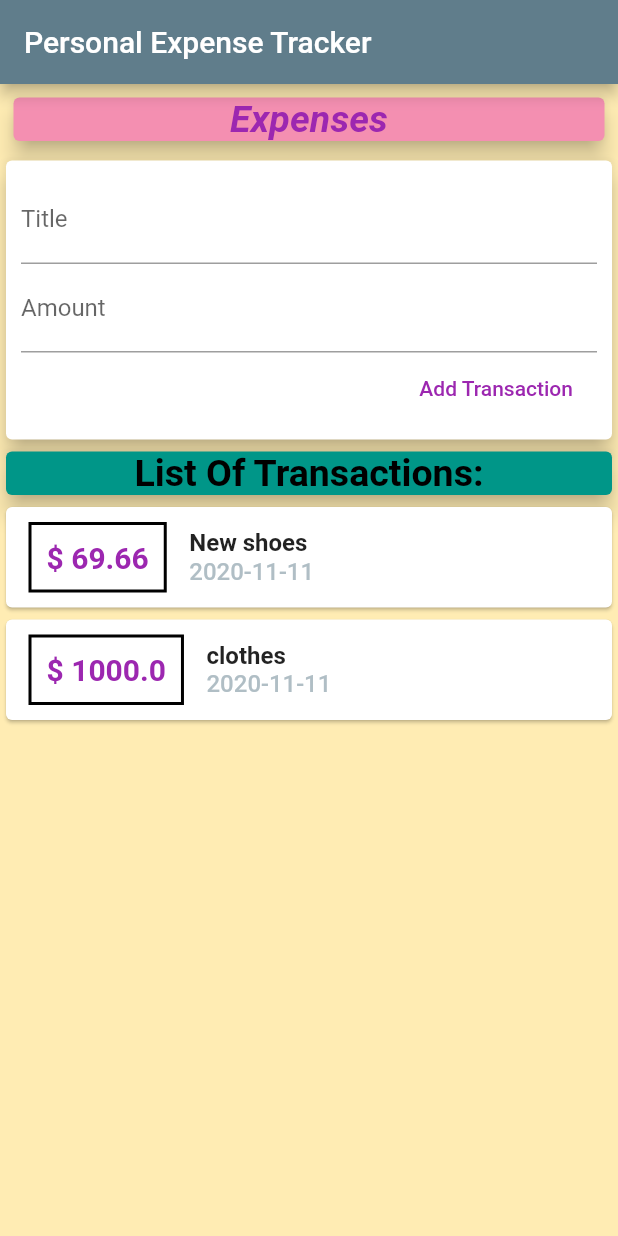
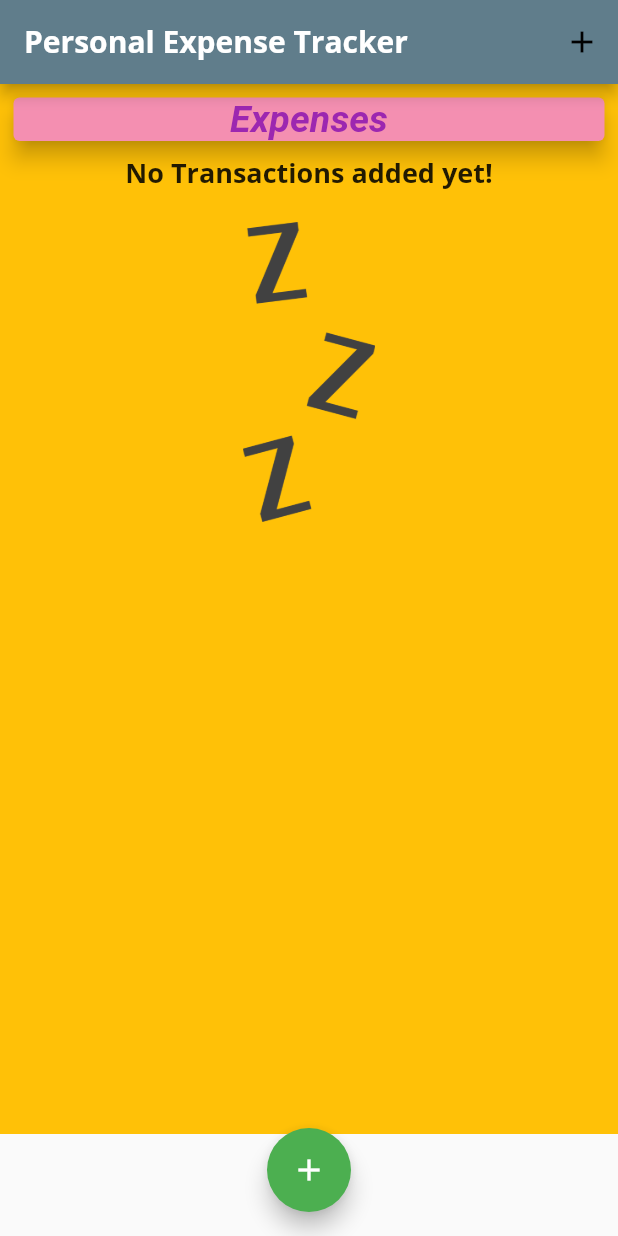
Before and after one commit to sanjoli63/Expense-tracker, a Flutter app: the screen it shows after launch, on a phone screen of 412 x 824 dp. Run offline on Flutter 3.47's test engine with Material 2 defaults, Android fonts, the phone set to English and light mode, and no system bars.

```diff
--- a/lib/main.dart
+++ b/lib/main.dart
@@ -1,8 +1,7 @@
-import './widgets/user_transaction.dart';
-
 import './widgets/new_transaction.dart';
 import 'package:flutter/material.dart';
 import './widgets/transaction_list.dart';
+import './models/transaction.dart';
 
 void main() => runApp(MyApp());
 
@@ -11,25 +10,105 @@ class MyApp extends StatelessWidget {
   Widget build(BuildContext context) {
     return MaterialApp(
       title: 'Personal Expense Tracker',
+      theme: ThemeData(
+        primarySwatch: Colors.amber,
+        accentColor: Colors.green,
+        fontFamily: 'Quicksand',
+        textTheme: ThemeData.light().textTheme.copyWith(
+              headline6: TextStyle(
+                fontFamily: 'OpenSans',
+                fontSize: 18,
+                fontWeight: FontWeight.bold,
+              ),
+            ),
+        appBarTheme: AppBarTheme(
+          color: Colors.blueGrey,
+          textTheme: ThemeData.light().textTheme.copyWith(
+                headline6: TextStyle(
+                  fontFamily: 'OpenSans',
+                  fontSize: 20,
+                  fontWeight: FontWeight.bold,
+                ),
+              ),
+        ),
+      ),
       home: MyHomePage(),
     );
   }
 }
 
-class MyHomePage extends StatelessWidget {
+class MyHomePage extends StatefulWidget {
   // String titleInput;
   // String amountInput;
-  final titleController = TextEditingController();
-  final amountController = TextEditingController();
+  @override
+  _MyHomePageState createState() => _MyHomePageState();
+}
+
+class _MyHomePageState extends State<MyHomePage> {
+  final List<Transaction> _userTransactions = [
+    // Transaction(
+    //   id: 't1',
+    //   title: 'New shoes',
+    //   amount: 69.66,
+    //   date: DateTime.now(),
+    // ),
+    // Transaction(
+    //   id: 't2',
+    //   title: 'clothes',
+    //   amount: 800.65,
+    //   date: DateTime.now(),
+    // ),
+    // Transaction(
+    //   id: 't3',
+    //   title: 'purse',
+    //   amount: 500,
+    //   date: DateTime.now(),
+    // ),
+  ];
+
+  void _addNewTransaction(String txTitle, double txAmount) {
+    final newTx = Transaction(
+      title: txTitle,
+      amount: txAmount,
+      date: DateTime.now(),
+      id: DateTime.now().toString(),
+    );
+
+    setState(() {
+      _userTransactions.add(newTx);
+    });
+  }
+
+  void _startAdd(BuildContext ctx) {
+    showModalBottomSheet(
+        context: ctx,
+        builder: (_) {
+          return GestureDetector(
+            onTap: () {},
+            child: NewTransaction(_addNewTransaction),
+            behavior: HitTestBehavior.opaque,
+          );
+        });
+  }
+
   @override
   Widget build(BuildContext context) {
     return Scaffold(
       appBar: AppBar(
-        title: Text('Personal Expense Tracker'),
-        backgroundColor: Colors.blueGrey,
+        title: Text(
+          'Personal Expense Tracker',
         ),
-      body: Container(
-        color: Colors.amber[100],
+        actions: <Widget>[
+          IconButton(
+            icon: Icon(Icons.add),
+            onPressed: () => _startAdd(context),
+          ),
+        ],
+      ),
+      body: SingleChildScrollView(
+        child: Container(
+          height: 700,
+          color: Theme.of(context).primaryColor,
           child: Column(
             // mainAxisAlignment: MainAxisAlignment.start,
             crossAxisAlignment: CrossAxisAlignment.stretch,
@@ -53,9 +132,15 @@ class MyHomePage extends StatelessWidget {
                   elevation: 6,
                 ),
               ),
-            UserTransaction()
+              TransactionList(_userTransactions),
             ],
           ),
+        ),
+      ),
+      floatingActionButtonLocation: FloatingActionButtonLocation.centerFloat,
+      floatingActionButton: FloatingActionButton(
+        child: Icon(Icons.add),
+        onPressed: () => _startAdd(context),
       ),
     );
   }
--- a/lib/widgets/transaction_list.dart
+++ b/lib/widgets/transaction_list.dart
@@ -9,9 +9,30 @@ class TransactionList extends StatelessWidget {
   @override
   Widget build(BuildContext context) {
     return Container(
-      child: Column(
-        children: transactions.map((tx) {
+      height: 300,
+      child: transactions.isEmpty
+          ? Column(
+              children: <Widget>[
+                Text(
+                  'No Transactions added yet!',
+                  style: Theme.of(context).textTheme.headline6,
+                ),
+                SizedBox(
+                  height: 20,
+                ),
+                Container(
+                  height: 200,
+                  child: Image.asset(
+                    'assets/images/waiting.png',
+                    fit: BoxFit.cover,
+                  ),
+                ),
+              ],
+            )
+          : ListView.builder(
+              itemBuilder: (ctx, index) {
                 return Card(
+                  color: Colors.blue[50],
                   child: Row(
                     children: <Widget>[
                       Container(
@@ -27,29 +48,27 @@ class TransactionList extends StatelessWidget {
                         ),
                         padding: EdgeInsets.all(10),
                         child: Text(
-                    '\$ ${tx.amount}',
+                          '\$${transactions[index].amount.toStringAsFixed(2)}',
                           style: TextStyle(
                             fontWeight: FontWeight.bold,
                             fontSize: 20,
-                        color: Colors.purple),
+                            color: Colors.purple,
+                          ),
                         ),
                       ),
                       Column(
                         crossAxisAlignment: CrossAxisAlignment.start,
                         children: <Widget>[
                           Text(
-                      tx.title,
-                      style: TextStyle(
-                        fontSize: 16,
-                        fontWeight: FontWeight.bold,
-                      ),
+                            transactions[index].title,
+                            style: Theme.of(context).textTheme.headline6,
                           ),
                           Text(
-                      DateFormat('yyyy-MM-dd').format(tx.date),
+                            DateFormat.yMMMd().format(transactions[index].date),
                             style: TextStyle(
                               fontSize: 16,
                               fontWeight: FontWeight.w500,
-                        color: Colors.blueGrey[200],
+                              color: Theme.of(context).primaryColor,
                             ),
                           ),
                         ],
@@ -57,7 +76,8 @@ class TransactionList extends StatelessWidget {
                     ],
                   ),
                 );
-        }).toList(),
+              },
+              itemCount: transactions.length,
             ),
     );
   }
--- a/lib/widgets/user_transaction.dart
+++ b/lib/widgets/user_transaction.dart
@@ -9,40 +9,12 @@ class UserTransaction extends StatefulWidget {
 }
 
 class _UserTransactionState extends State<UserTransaction> {
-  final List<Transaction> _userTransactions = [
-    Transaction(
-      id: 't1',
-      title: 'New shoes',
-      amount: 69.66,
-      date: DateTime.now(),
-    ),
-    Transaction(
-      id: 't2',
-      title: 'clothes',
-      amount: 1000,
-      date: DateTime.now(),
-    ),
-  ];
-
-  void _addNewTransaction(String txTitle, double txAmount) {
-    final newTx = Transaction(
-      title: txTitle,
-      amount: txAmount,
-      date: DateTime.now(),
-      id: DateTime.now().toString(),
-    );
-
-    setState(() {
-      _userTransactions.add(newTx);
-    });
-  }
-
   @override
   Widget build(BuildContext context) {
     return Container(
+      color: Colors.amber[100],
       child: Column(
         children: <Widget>[
-          NewTransaction(_addNewTransaction),
           Card(
             child: Center(
               child: Text(
@@ -57,7 +29,6 @@ class _UserTransactionState extends State<UserTransaction> {
             color: Colors.teal,
             elevation: 6,
           ),
-          TransactionList(_userTransactions),
         ],
       ),
     );
```
Also changed, not shown: lib/widgets/new_transaction.dart (+28 -8 lines), pubspec.yaml (+13 -8 lines), assets/fonts/OpenSans-Bold.ttf (added), assets/fonts/OpenSans-Regular.ttf (added), assets/fonts/Quicksand-Bold.ttf (added), assets/fonts/Quicksand-Light.ttf (added), assets/fonts/Quicksand-Medium.ttf (added), assets/fonts/Quicksand-Regular.ttf (added), assets/images/waiting.png (added), lib/widgets/chart.dart (added). Lines whose indentation alone changed are shown as unchanged.
